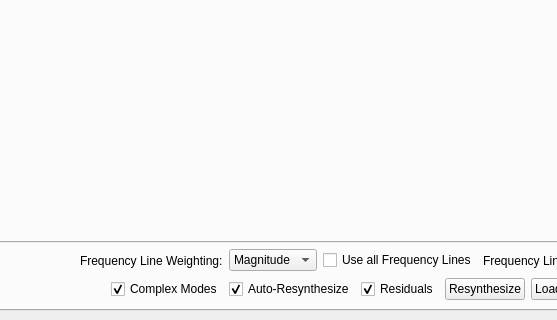
sandialabs/sdynpy, file src/sdynpy/modal/polypy.ui: the form before one commit; both pictures show x 165 to 722 and y 308 to 628 of the 1100 by 628 pixel window.
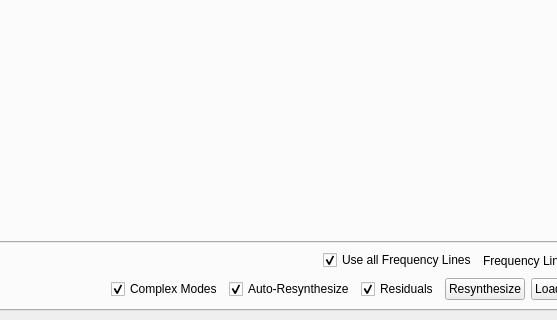
The form after the commit. The open tabs and pages were chosen to show the change. Custom widgets are drawn as their Qt base class.

```diff
--- a/src/sdynpy/modal/polypy.ui
+++ b/src/sdynpy/modal/polypy.ui
@@ -373,32 +373,14 @@
               </property>
              </spacer>
             </item>
-            <item>
-             <widget class="QLabel" name="weighting_label">
-              <property name="text">
-               <string>Frequency Line Weighting:</string>
-              </property>
-             </widget>
-            </item>
-            <item>
-             <widget class="QComboBox" name="weighting_selector">
-              <item>
-               <property name="text">
-                <string>Magnitude</string>
-               </property>
-              </item>
-              <item>
-               <property name="text">
-                <string>Uniform</string>
-               </property>
-              </item>
-             </widget>
-            </item>
             <item>
              <widget class="QCheckBox" name="all_frequency_lines_checkbox">
               <property name="text">
                <string>Use all Frequency Lines</string>
               </property>
+              <property name="checked">
+               <bool>true</bool>
+              </property>
              </widget>
             </item>
             <item>
```
